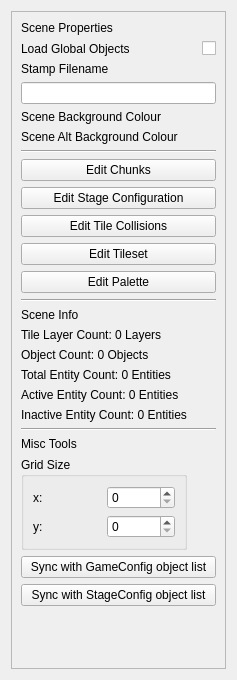
First picture: the form in RetroEDv2/tools/sceneproperties/scenepropertiesv5.ui, repository RSDKModding/RetroED, before the edit.
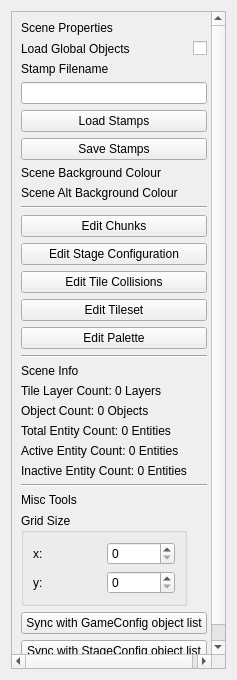
Second picture: the form after the edit.

Diff of the .ui file:
```diff
--- a/RetroEDv2/tools/sceneproperties/scenepropertiesv5.ui
+++ b/RetroEDv2/tools/sceneproperties/scenepropertiesv5.ui
@@ -35,167 +35,86 @@
        </rect>
       </property>
       <layout class="QGridLayout" name="gridLayout_3">
-       <item row="3" column="0">
-        <widget class="QLabel" name="label_2">
+       <item row="20" column="0">
+        <widget class="QLabel" name="entCntAct">
          <property name="text">
-          <string>Stamp Filename</string>
+          <string>Active Entity Count: 0 Entities</string>
          </property>
         </widget>
        </item>
-       <item row="24" column="0" colspan="2">
+       <item row="5" column="0" colspan="2">
+        <widget class="QPushButton" name="loadStamps">
+         <property name="maximumSize">
+          <size>
+           <width>16777215</width>
+           <height>16777215</height>
+          </size>
+         </property>
+         <property name="text">
+          <string>Load Stamps</string>
+         </property>
+        </widget>
+       </item>
+       <item row="23" column="0">
+        <widget class="QLabel" name="label_5">
+         <property name="text">
+          <string>Misc Tools</string>
+         </property>
+        </widget>
+       </item>
+       <item row="26" column="0" colspan="2">
         <widget class="QPushButton" name="syncSC">
          <property name="text">
           <string>Sync with StageConfig object list</string>
          </property>
         </widget>
        </item>
-       <item row="6" column="0">
-        <widget class="QLabel" name="label_4">
-         <property name="text">
-          <string>Scene Alt Background Colour</string>
-         </property>
-        </widget>
-       </item>
-       <item row="15" column="0">
-        <widget class="QLabel" name="layerCnt">
-         <property name="text">
-          <string>Tile Layer Count: 0 Layers</string>
-         </property>
-        </widget>
-       </item>
-       <item row="7" column="0" colspan="2">
-        <widget class="Line" name="line_4">
-         <property name="orientation">
-          <enum>Qt::Horizontal</enum>
-         </property>
-        </widget>
-       </item>
-       <item row="4" column="0" colspan="2">
-        <widget class="QLineEdit" name="stampName"/>
-       </item>
-       <item row="14" column="0">
+       <item row="16" column="0">
         <widget class="QLabel" name="label">
          <property name="text">
           <string>Scene Info</string>
          </property>
         </widget>
        </item>
-       <item row="20" column="0" colspan="2">
-        <widget class="Line" name="line_2">
-         <property name="orientation">
-          <enum>Qt::Horizontal</enum>
-         </property>
-        </widget>
-       </item>
-       <item row="5" column="0">
-        <widget class="QLabel" name="label_3">
-         <property name="text">
-          <string>Scene Background Colour</string>
-         </property>
-        </widget>
-       </item>
-       <item row="0" column="0" colspan="2">
-        <widget class="QLabel" name="label_14">
-         <property name="text">
-          <string>Scene Properties</string>
-         </property>
-        </widget>
-       </item>
-       <item row="17" column="0">
-        <widget class="QLabel" name="entCntTot">
-         <property name="text">
-          <string>Total Entity Count: 0 Entities</string>
-         </property>
-        </widget>
-       </item>
-       <item row="9" column="0" colspan="2">
-        <widget class="QPushButton" name="editStageconfig">
-         <property name="text">
-          <string>Edit Stage Configuration</string>
-         </property>
-        </widget>
-       </item>
        <item row="18" column="0">
-        <widget class="QLabel" name="entCntAct">
-         <property name="text">
-          <string>Active Entity Count: 0 Entities</string>
-         </property>
-        </widget>
-       </item>
-       <item row="12" column="0" colspan="2">
-        <widget class="QPushButton" name="editPalette">
-         <property name="text">
-          <string>Edit Palette</string>
-         </property>
-        </widget>
-       </item>
-       <item row="13" column="0" colspan="2">
-        <widget class="Line" name="line">
-         <property name="orientation">
-          <enum>Qt::Horizontal</enum>
-         </property>
-        </widget>
-       </item>
-       <item row="16" column="0">
         <widget class="QLabel" name="objCnt">
          <property name="text">
           <string>Object Count: 0 Objects</string>
          </property>
         </widget>
        </item>
-       <item row="11" column="0" colspan="2">
-        <widget class="QPushButton" name="editTSet">
-         <property name="text">
-          <string>Edit Tileset</string>
-         </property>
-        </widget>
-       </item>
-       <item row="21" column="0">
-        <widget class="QLabel" name="label_5">
-         <property name="text">
-          <string>Misc Tools</string>
-         </property>
-        </widget>
-       </item>
        <item row="19" column="0">
-        <widget class="QLabel" name="entCntInac">
+        <widget class="QLabel" name="entCntTot">
          <property name="text">
-          <string>Inactive Entity Count: 0 Entities</string>
+          <string>Total Entity Count: 0 Entities</string>
          </property>
         </widget>
        </item>
-       <item row="23" column="0" colspan="2">
-        <widget class="QPushButton" name="syncGC">
-         <property name="text">
-          <string>Sync with GameConfig object list</string>
-         </property>
-        </widget>
+       <item row="4" column="0" colspan="2">
+        <widget class="QLineEdit" name="stampName"/>
        </item>
-       <item row="2" column="1">
-        <widget class="QCheckBox" name="loadGlobals">
-         <property name="layoutDirection">
-          <enum>Qt::RightToLeft</enum>
-         </property>
-         <property name="text">
-          <string/>
-         </property>
-        </widget>
-       </item>
-       <item row="10" column="0" colspan="2">
+       <item row="12" column="0" colspan="2">
         <widget class="QPushButton" name="editCollision">
          <property name="text">
           <string>Edit Tile Collisions</string>
          </property>
         </widget>
        </item>
-       <item row="8" column="0" colspan="2">
-        <widget class="QPushButton" name="editChunks">
-         <property name="text">
-          <string>Edit Chunks</string>
+       <item row="9" column="0" colspan="2">
+        <widget class="Line" name="line_4">
+         <property name="orientation">
+          <enum>Qt::Horizontal</enum>
          </property>
         </widget>
        </item>
-       <item row="25" column="0">
+       <item row="22" column="0" colspan="2">
+        <widget class="Line" name="line_2">
+         <property name="orientation">
+          <enum>Qt::Horizontal</enum>
+         </property>
+        </widget>
+       </item>
+       <item row="27" column="0">
         <spacer name="verticalSpacer">
          <property name="orientation">
           <enum>Qt::Vertical</enum>
@@ -208,6 +127,20 @@
          </property>
         </spacer>
        </item>
+       <item row="15" column="0" colspan="2">
+        <widget class="Line" name="line">
+         <property name="orientation">
+          <enum>Qt::Horizontal</enum>
+         </property>
+        </widget>
+       </item>
+       <item row="21" column="0">
+        <widget class="QLabel" name="entCntInac">
+         <property name="text">
+          <string>Inactive Entity Count: 0 Entities</string>
+         </property>
+        </widget>
+       </item>
        <item row="2" column="0">
         <widget class="QLabel" name="label_11">
          <property name="text">
@@ -215,7 +148,73 @@
          </property>
         </widget>
        </item>
-       <item row="22" column="0">
+       <item row="25" column="0" colspan="2">
+        <widget class="QPushButton" name="syncGC">
+         <property name="text">
+          <string>Sync with GameConfig object list</string>
+         </property>
+        </widget>
+       </item>
+       <item row="17" column="0">
+        <widget class="QLabel" name="layerCnt">
+         <property name="text">
+          <string>Tile Layer Count: 0 Layers</string>
+         </property>
+        </widget>
+       </item>
+       <item row="13" column="0" colspan="2">
+        <widget class="QPushButton" name="editTSet">
+         <property name="text">
+          <string>Edit Tileset</string>
+         </property>
+        </widget>
+       </item>
+       <item row="14" column="0" colspan="2">
+        <widget class="QPushButton" name="editPalette">
+         <property name="text">
+          <string>Edit Palette</string>
+         </property>
+        </widget>
+       </item>
+       <item row="11" column="0" colspan="2">
+        <widget class="QPushButton" name="editStageconfig">
+         <property name="text">
+          <string>Edit Stage Configuration</string>
+         </property>
+        </widget>
+       </item>
+       <item row="7" column="0">
+        <widget class="QLabel" name="label_3">
+         <property name="text">
+          <string>Scene Background Colour</string>
+         </property>
+        </widget>
+       </item>
+       <item row="2" column="1">
+        <widget class="QCheckBox" name="loadGlobals">
+         <property name="layoutDirection">
+          <enum>Qt::RightToLeft</enum>
+         </property>
+         <property name="text">
+          <string/>
+         </property>
+        </widget>
+       </item>
+       <item row="8" column="0">
+        <widget class="QLabel" name="label_4">
+         <property name="text">
+          <string>Scene Alt Background Colour</string>
+         </property>
+        </widget>
+       </item>
+       <item row="3" column="0">
+        <widget class="QLabel" name="label_2">
+         <property name="text">
+          <string>Stamp Filename</string>
+         </property>
+        </widget>
+       </item>
+       <item row="24" column="0">
         <widget class="QGroupBox" name="groupBox">
          <property name="title">
           <string>Grid Size</string>
@@ -252,6 +251,27 @@
          </layout>
         </widget>
        </item>
+       <item row="0" column="0" colspan="2">
+        <widget class="QLabel" name="label_14">
+         <property name="text">
+          <string>Scene Properties</string>
+         </property>
+        </widget>
+       </item>
+       <item row="10" column="0" colspan="2">
+        <widget class="QPushButton" name="editChunks">
+         <property name="text">
+          <string>Edit Chunks</string>
+         </property>
+        </widget>
+       </item>
+       <item row="6" column="0" colspan="2">
+        <widget class="QPushButton" name="saveStamps">
+         <property name="text">
+          <string>Save Stamps</string>
+         </property>
+        </widget>
+       </item>
       </layout>
      </widget>
     </widget>
```
